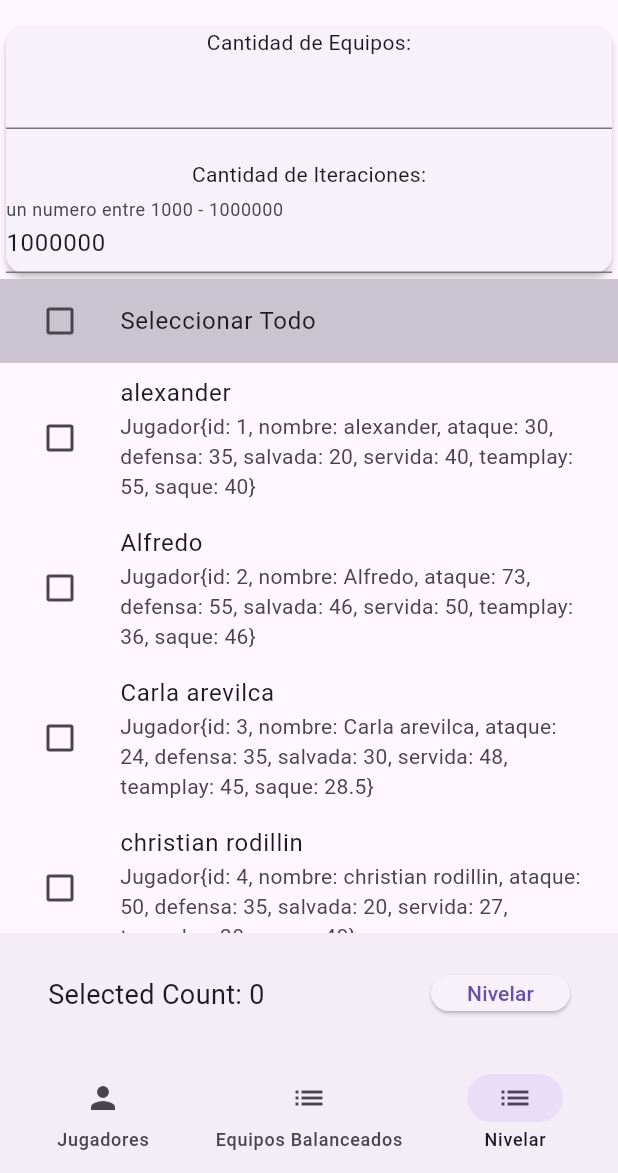
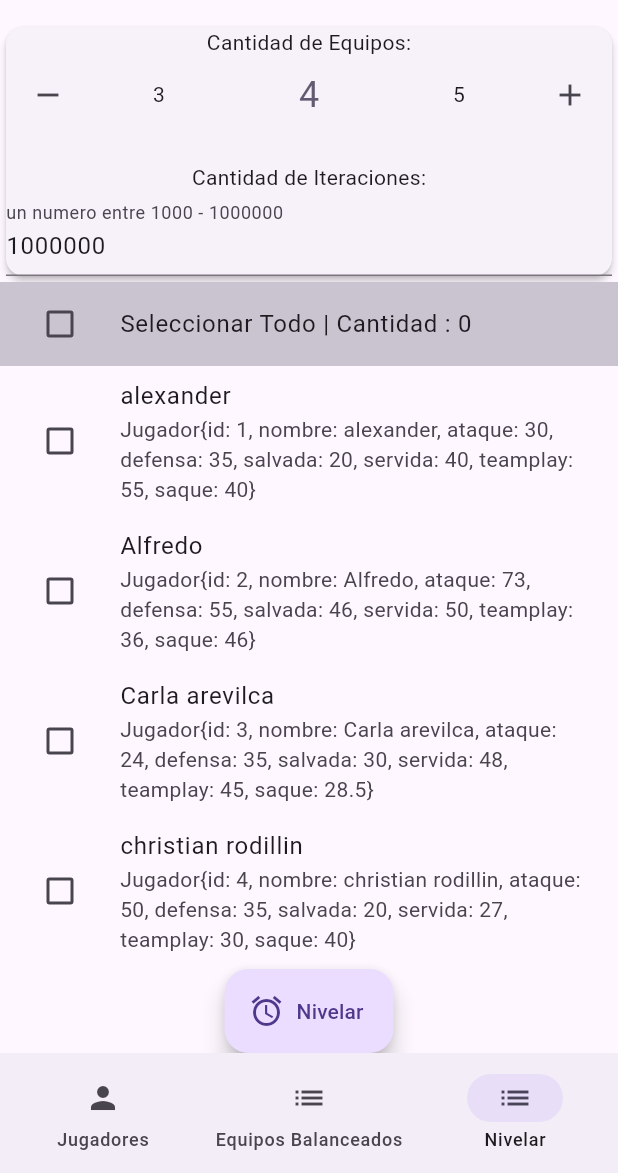
Before and after one commit to AlfredoChusgo/nivelator_app, a Flutter app: the screen it shows after launch, item 3 of the bottom bar chosen, on a phone screen of 412 x 824 dp, the part 63-1236 px from its top. Run offline on Flutter 3.47's test engine with Material 3 defaults, Android fonts, the light colour scheme and no system bars; drawn by our look-alikes of numberpicker; our stand-ins replace bloc, equatable, faker, flutter_bloc, sqflite; accounts and stored records are empty.

Commit message:
update select equipos count ui widget

```diff
--- a/nivelador_app/lib/ui/pages/configuration_page.dart
+++ b/nivelador_app/lib/ui/pages/configuration_page.dart
@@ -1,6 +1,7 @@
 import 'package:flutter/material.dart';
 import 'package:flutter_bloc/flutter_bloc.dart';
 import 'package:nivelador_app/bloc/bloc/jugador_bloc.dart';
+import 'package:numberpicker/numberpicker.dart';
 
 import '../../bloc/Nivelator/bloc/nivelator_bloc.dart';
 import '../../models/models.dart';
@@ -22,8 +23,11 @@ class ConfigurationPage extends StatelessWidget {
 }
 
 class NiveladorEquipos extends StatelessWidget {
-  final TextEditingController equiposController = TextEditingController();
+  final TextEditingController equiposController = TextEditingController(text: "4");
   final TextEditingController iteracionesController = TextEditingController(text: "1000000");
+
+  final GlobalKey<_IntegerPickerState> _widgetKeyIntegerPicker = GlobalKey();
+  final GlobalKey<_SelectJugadoresPageState> _widgetKeySelectJugadores = GlobalKey();
 
   @override
   Widget build(BuildContext context) {
@@ -35,10 +39,7 @@ class NiveladorEquipos extends StatelessWidget {
             mainAxisAlignment: MainAxisAlignment.center,
             children: <Widget>[
               Text('Cantidad de Equipos:'),
-              TextField(
-                controller: equiposController,
-                keyboardType: TextInputType.number,
-              ),
+              IntegerPicker(key: _widgetKeyIntegerPicker),
               SizedBox(height: 20),
               Text('Cantidad de Iteraciones:'),
               TextField(
@@ -53,26 +54,18 @@ class NiveladorEquipos extends StatelessWidget {
           ),
         ),
         Expanded(
-            child: SelectJugadoresPage(
-                equiposController: equiposController,
-                iteracionesController: iteracionesController))
+            child: SelectJugadoresPage(key: _widgetKeySelectJugadores)
+            ),
+            FloatingActionButton.extended (onPressed: () {
+              nivelarEquipos(context, _widgetKeyIntegerPicker.currentState?._currentValue ?? 4 , int.parse(iteracionesController.text), _widgetKeySelectJugadores.currentState?.selectedItems ?? []);
+             },
+             icon: const Icon(Icons.access_alarm_sharp),
+             label: const Text("Nivelar"),)
       ],
     );
   }
-}
 
-class SelectJugadoresPage extends StatefulWidget {
-  final TextEditingController equiposController;
-  final TextEditingController iteracionesController;
-  SelectJugadoresPage(
-      {required TextEditingController this.equiposController,
-      required TextEditingController this.iteracionesController});
-  @override
-  _SelectJugadoresPageState createState() => _SelectJugadoresPageState();
-
-  void nivelarEquipos(BuildContext context, List<Jugador> jugadores) {
-    final int cantidadEquipos = int.tryParse(equiposController.text) ?? 0;
-    final int cantidadIteraciones = int.tryParse(iteracionesController.text) ?? 0;
+    void nivelarEquipos(BuildContext context, int cantidadEquipos, int cantidadIteraciones, List<Jugador> jugadores) {
 
     context.read<NivelatorBloc>().add(NivelateEvent(
         cantidadEquipos: cantidadEquipos,
@@ -85,6 +78,16 @@ class SelectJugadoresPage extends StatefulWidget {
       ),
     );
   }
+}
+
+class SelectJugadoresPage extends StatefulWidget {
+      final Key? key;
+
+  // Pass the key parameter to the superclass constructor
+  const SelectJugadoresPage({this.key}) : super(key: key);
+  @override
+  _SelectJugadoresPageState createState() => _SelectJugadoresPageState();
+
 }
 
 class _SelectJugadoresPageState extends State<SelectJugadoresPage> {
@@ -122,7 +125,7 @@ class _SelectJugadoresPageState extends State<SelectJugadoresPage> {
               children: [
                 ListTile(
                   tileColor: Theme.of(context).colorScheme.outlineVariant,
-                  title: Text("Seleccionar Todo"),
+                  title: Text("Seleccionar Todo | Cantidad : ${selectedItems.length}"),
                   leading: Checkbox(
                     value: false,
                     onChanged: (_) {
@@ -164,26 +167,78 @@ class _SelectJugadoresPageState extends State<SelectJugadoresPage> {
             )
         };
       }),
-      bottomNavigationBar: BottomAppBar(
-        child: Padding(
-          padding: EdgeInsets.all(16.0),
-          child: Row(
-            mainAxisAlignment: MainAxisAlignment.spaceBetween,
-            children: [
-              Text(
-                'Selected Count: ${selectedItems.length}',
-                style: TextStyle(fontSize: 18),
-              ),
-              ElevatedButton(
-                onPressed: () {
-                  widget.nivelarEquipos(context, selectedItems.toList());
-                },
-                child: Text('Nivelar'),
-              ),
-            ],
-          ),
-        ),
-      ),
+      // bottomNavigationBar: BottomAppBar(
+      //   child: Padding(
+      //     padding: EdgeInsets.all(16.0),
+      //     child: Row(
+      //       mainAxisAlignment: MainAxisAlignment.spaceBetween,
+      //       children: [
+      //         Text(
+      //           'Selected Count: ${selectedItems.length}',
+      //           style: TextStyle(fontSize: 18),
+      //         ),
+      //         ElevatedButton(
+      //           onPressed: () {
+      //             widget.nivelarEquipos(context, selectedItems.toList());
+      //           },
+      //           child: Text('Nivelar'),
+      //         ),
+      //       ],
+      //     ),
+      //   ),
+      // ),
     );
   }
 }
+
+
+class IntegerPicker extends StatefulWidget {
+    final Key? key;
+
+  // Pass the key parameter to the superclass constructor
+  const IntegerPicker({this.key}) : super(key: key);
+
+  @override
+  _IntegerPickerState createState() => _IntegerPickerState();
+}
+
+class _IntegerPickerState extends State<IntegerPicker> {
+  int _currentValue = 4;
+  int _minValue = 2 ;
+  int _maxValue = 8 ;
+
+  @override
+  Widget build(BuildContext context) {
+    return Row(
+      mainAxisAlignment: MainAxisAlignment.center,
+      children: <Widget>[
+        IconButton(
+              icon: const Icon(Icons.remove),
+              onPressed: () => setState(() {
+                if(_currentValue > _minValue){
+                  final newValue = _currentValue - 1;
+                _currentValue = newValue.clamp(0, 100);
+                }
+              }),
+            ),
+        NumberPicker(
+          value: _currentValue,
+          minValue: _minValue,
+          maxValue: _maxValue,
+          axis: Axis.horizontal,
+          onChanged: (value) => setState(() => _currentValue = value),
+        ),
+        IconButton(
+              icon: const Icon(Icons.add),
+              onPressed: () => setState(() {
+                if(_currentValue < _maxValue){
+                  final newValue = _currentValue + 1;
+                _currentValue = newValue.clamp(0, 100);
+                }
+
+              }),
+            ),
+      ],
+    );
+  }
+}
--- a/nivelador_app/pubspec.yaml
+++ b/nivelador_app/pubspec.yaml
@@ -40,7 +40,7 @@ dependencies:
   # Use with the CupertinoIcons class for iOS style icons.
   cupertino_icons: ^1.0.2
   bloc: ^8.1.3
-
+  numberpicker: ^2.1.2
 dev_dependencies:
   flutter_test:
     sdk: flutter
```
Also changed, not shown: nivelador_app/pubspec.lock, 1 other file.
